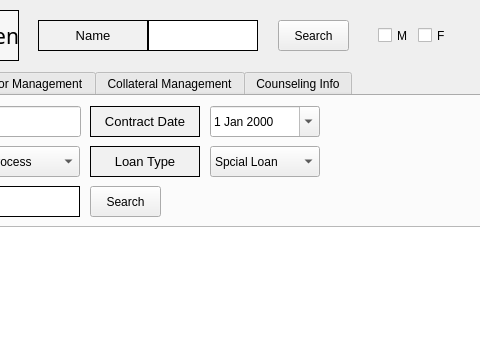
The window that app/src/pages/registration/loan.ui (DY-Microfinance-Customer-Management/dymf-algorithm) describes before a commit, drawn with Qt 5; both pictures show x 172 to 652 and y 0 to 361 of the 1466 by 772 pixel window.
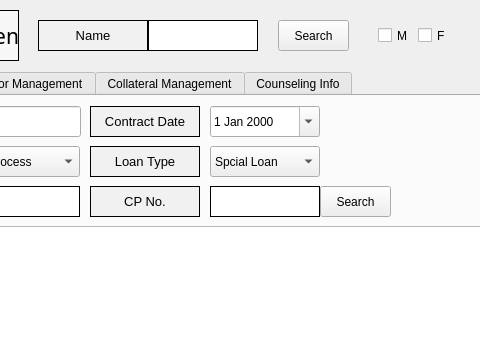
The same window after the commit.

Diff of the .ui file:
```diff
--- a/app/src/pages/registration/loan.ui
+++ b/app/src/pages/registration/loan.ui
@@ -804,7 +804,7 @@
      <widget class="QPushButton" name="searchLoanOfficerButton">
       <property name="geometry">
        <rect>
-        <x>250</x>
+        <x>480</x>
         <y>90</y>
         <width>71</width>
         <height>31</height>
@@ -1177,6 +1177,77 @@
        <string/>
       </property>
      </widget>
+     <widget class="QLabel" name="cpNumber">
+      <property name="geometry">
+       <rect>
+        <x>370</x>
+        <y>90</y>
+        <width>110</width>
+        <height>31</height>
+       </rect>
+      </property>
+      <property name="minimumSize">
+       <size>
+        <width>110</width>
+        <height>0</height>
+       </size>
+      </property>
+      <property name="maximumSize">
+       <size>
+        <width>110</width>
+        <height>16777215</height>
+       </size>
+      </property>
+      <property name="styleSheet">
+       <string notr="true">background-color:rgb(255, 255, 255)
+</string>
+      </property>
+      <property name="frameShape">
+       <enum>QFrame::Box</enum>
+      </property>
+      <property name="text">
+       <string/>
+      </property>
+     </widget>
+     <widget class="QLabel" name="label_73">
+      <property name="geometry">
+       <rect>
+        <x>250</x>
+        <y>90</y>
+        <width>110</width>
+        <height>31</height>
+       </rect>
+      </property>
+      <property name="minimumSize">
+       <size>
+        <width>110</width>
+        <height>0</height>
+       </size>
+      </property>
+      <property name="maximumSize">
+       <size>
+        <width>110</width>
+        <height>16777215</height>
+       </size>
+      </property>
+      <property name="font">
+       <font>
+        <pointsize>10</pointsize>
+       </font>
+      </property>
+      <property name="styleSheet">
+       <string notr="true">background-color:rgb(241, 241, 241)</string>
+      </property>
+      <property name="frameShape">
+       <enum>QFrame::Box</enum>
+      </property>
+      <property name="text">
+       <string>CP No.</string>
+      </property>
+      <property name="alignment">
+       <set>Qt::AlignCenter</set>
+      </property>
+     </widget>
     </widget>
     <widget class="QWidget" name="tab_3">
      <attribute name="title">
```
Left out of the diff: 213 changed lines with no effect on the pictures.
